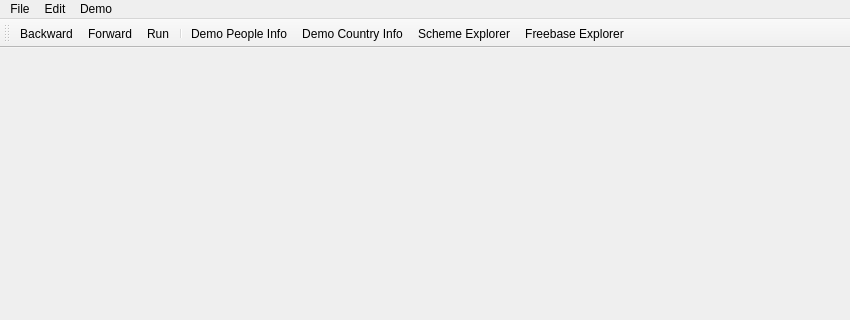
The window that mainwindow.ui (tranter/qt-google-freebase) describes before a commit, drawn with Qt 5; both pictures show x 0 to 850 and y 0 to 320 of the 850 by 600 pixel window.
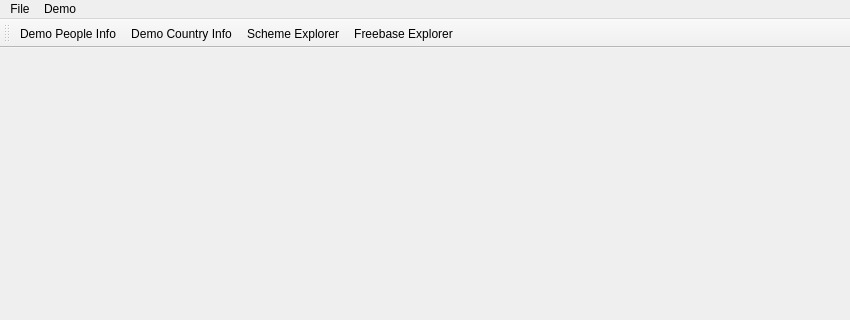
The same window after the commit. Icons and pictures are not drawn.

```diff
--- a/mainwindow.ui
+++ b/mainwindow.ui
@@ -21,10 +21,6 @@
    <attribute name="toolBarBreak">
     <bool>false</bool>
    </attribute>
-   <addaction name="actionBackward"/>
-   <addaction name="actionForward"/>
-   <addaction name="actionRun"/>
-   <addaction name="separator"/>
    <addaction name="actionPeople_Info"/>
    <addaction name="actionDemo_Country_Info"/>
    <addaction name="actionSchemeExplorer"/>
@@ -53,14 +49,6 @@
     <addaction name="separator"/>
     <addaction name="actionExit"/>
    </widget>
-   <widget class="QMenu" name="menuEdit">
-    <property name="title">
-     <string>Edit</string>
-    </property>
-    <addaction name="actionRun"/>
-    <addaction name="actionBackward"/>
-    <addaction name="actionForward"/>
-   </widget>
    <widget class="QMenu" name="menuDemo">
     <property name="title">
      <string>Demo</string>
@@ -70,7 +58,6 @@
     <addaction name="actionSchemeExplorer"/>
    </widget>
    <addaction name="menuFile"/>
-   <addaction name="menuEdit"/>
    <addaction name="menuDemo"/>
   </widget>
   <action name="actionExit">
@@ -105,36 +92,6 @@
     <bool>false</bool>
    </property>
   </action>
-  <action name="actionBackward">
-   <property name="icon">
-    <iconset resource="resource.qrc">
-     <normaloff>:/images/backward</normaloff>:/images/backward</iconset>
-   </property>
-   <property name="text">
-    <string>Backward</string>
-   </property>
-  </action>
-  <action name="actionForward">
-   <property name="icon">
-    <iconset resource="resource.qrc">
-     <normaloff>:/images/forward</normaloff>:/images/forward</iconset>
-   </property>
-   <property name="text">
-    <string>Forward</string>
-   </property>
-  </action>
-  <action name="actionRun">
-   <property name="icon">
-    <iconset resource="resource.qrc">
-     <normaloff>:/images/run</normaloff>:/images/run</iconset>
-   </property>
-   <property name="text">
-    <string>Run</string>
-   </property>
-   <property name="shortcut">
-    <string>F5</string>
-   </property>
-  </action>
   <action name="actionPeople_Info">
    <property name="icon">
     <iconset resource="resource.qrc">
```
Left out of the diff: 1 changed line with no effect on the pictures.
